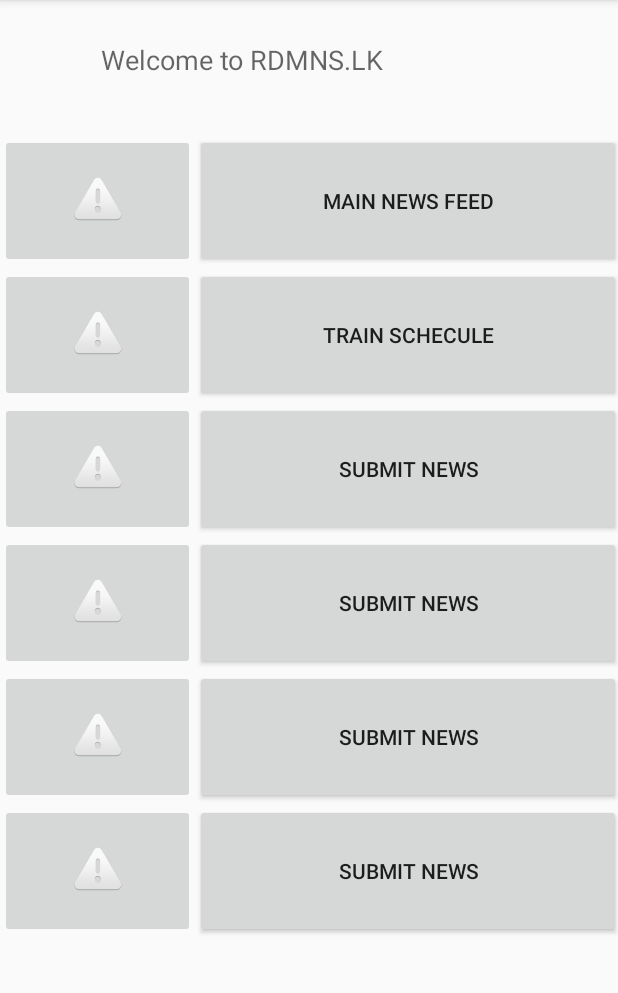
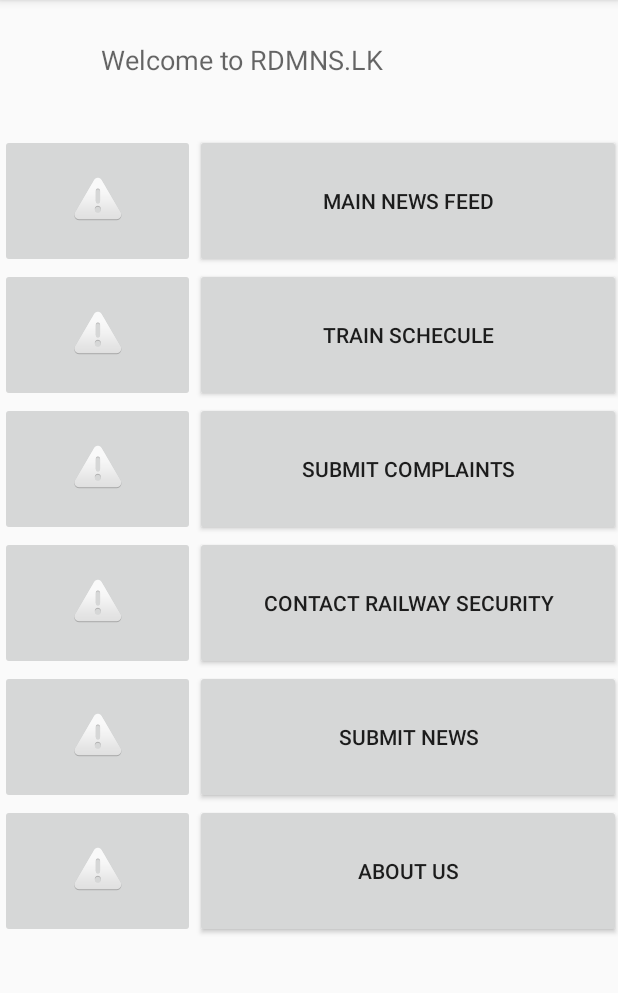
Before and after one commit to niroshan-ran/RDMNS_LK_REDESIGNED, an Android app: the screen it shows after launch (MainActivity), on a phone screen of 412 x 824 dp, the part 84-1077 px from its top. Run offline under Robolectric (Android 15) with nearby library versions, the phone set to English and light mode, and no system bars.

Commit message:
lahiru button navigation done

```diff
--- a/app/src/main/java/com/uee/rdmns_lk_redesigned/MainActivity.java
+++ b/app/src/main/java/com/uee/rdmns_lk_redesigned/MainActivity.java
@@ -9,6 +9,7 @@ import androidx.appcompat.app.AppCompatActivity;
 
 public class MainActivity extends AppCompatActivity {
 
+    private Button btnMenuComplaint,btnSecurity,btnAboutUs;
     @Override
     protected void onCreate(Bundle savedInstanceState) {
         super.onCreate(savedInstanceState);
@@ -32,6 +33,34 @@ public class MainActivity extends AppCompatActivity {
                 startActivity(i);
             }
         });
+
+        btnMenuComplaint = (Button) findViewById(R.id.btnComplaints);
+        btnMenuComplaint.setOnClickListener(new View.OnClickListener() {
+            @Override
+            public void onClick(View view) {
+                Intent intent = new Intent(MainActivity.this,Complaint_Submit.class);
+                startActivity(intent);
+            }
+        });
+
+        btnSecurity = (Button) findViewById(R.id.btnSecurity);
+        btnSecurity.setOnClickListener(new View.OnClickListener() {
+            @Override
+            public void onClick(View view) {
+                Intent intent = new Intent(MainActivity.this,Contact_Security.class);
+                startActivity(intent);
+            }
+        });
+
+
+        btnAboutUs = (Button) findViewById(R.id.btnAboutUs);
+        btnAboutUs.setOnClickListener(new View.OnClickListener() {
+            @Override
+            public void onClick(View view) {
+                Intent intent = new Intent(MainActivity.this,AboutUs.class);
+                startActivity(intent);
+            }
+        });
     }
 
 
--- a/app/src/main/res/layout/activity_main.xml
+++ b/app/src/main/res/layout/activity_main.xml
@@ -124,10 +124,10 @@
                 android:layout_height="match_parent">
 
                 <Button
-                    android:id="@+id/button3"
+                    android:id="@+id/btnComplaints"
                     android:layout_width="match_parent"
                     android:layout_height="match_parent"
-                    android:text="@string/button_text" />
+                    android:text="@string/menuName4" />
             </RelativeLayout>
         </LinearLayout>
     </RelativeLayout>
@@ -159,10 +159,10 @@
                 android:layout_height="match_parent">
 
                 <Button
-                    android:id="@+id/button4"
+                    android:id="@+id/btnSecurity"
                     android:layout_width="match_parent"
                     android:layout_height="match_parent"
-                    android:text="@string/button_text" />
+                    android:text="@string/menuName3" />
             </RelativeLayout>
         </LinearLayout>
     </RelativeLayout>
@@ -229,10 +229,10 @@
                 android:layout_height="match_parent">
 
                 <Button
-                    android:id="@+id/button6"
+                    android:id="@+id/btnAboutUs"
                     android:layout_width="match_parent"
                     android:layout_height="match_parent"
-                    android:text="@string/button_text" />
+                    android:text="@string/menuName5" />
             </RelativeLayout>
         </LinearLayout>
     </RelativeLayout>
--- a/app/src/main/res/values/strings.xml
+++ b/app/src/main/res/values/strings.xml
@@ -4,8 +4,6 @@
     <string name="button_text">Submit News</string>
     <string name="image_description">Test Content Description</string>
     <!-- Menu Strings of Lahiru -->
-    <string name="menuName1">Submit News</string>
-    <string name="menuName2">Contact No of Stations</string>
     <string name="menuName3">Contact Railway Security</string>
     <string name="menuName4">Submit Complaints</string>
     <string name="menuName5">About Us</string>
```
Also changed, not shown: app/src/main/java/com/uee/rdmns_lk_redesigned/Menu_new.java (deleted, +0 -52 lines), app/src/main/res/layout/activity_menu_new.xml (deleted, +0 -95 lines).
